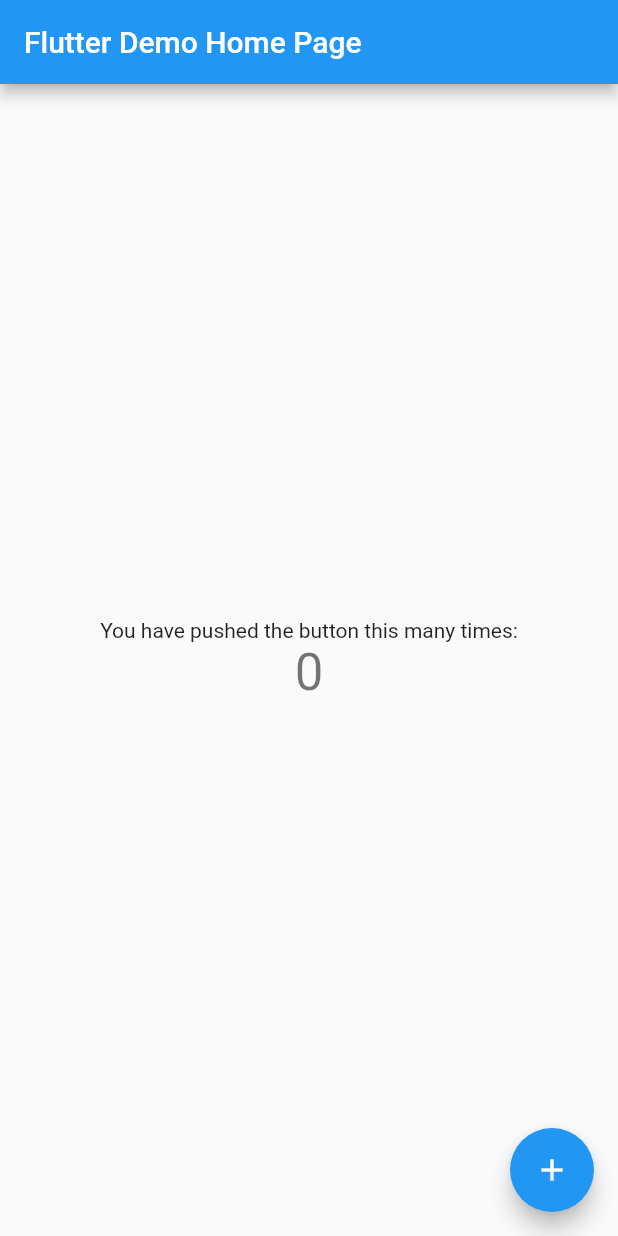
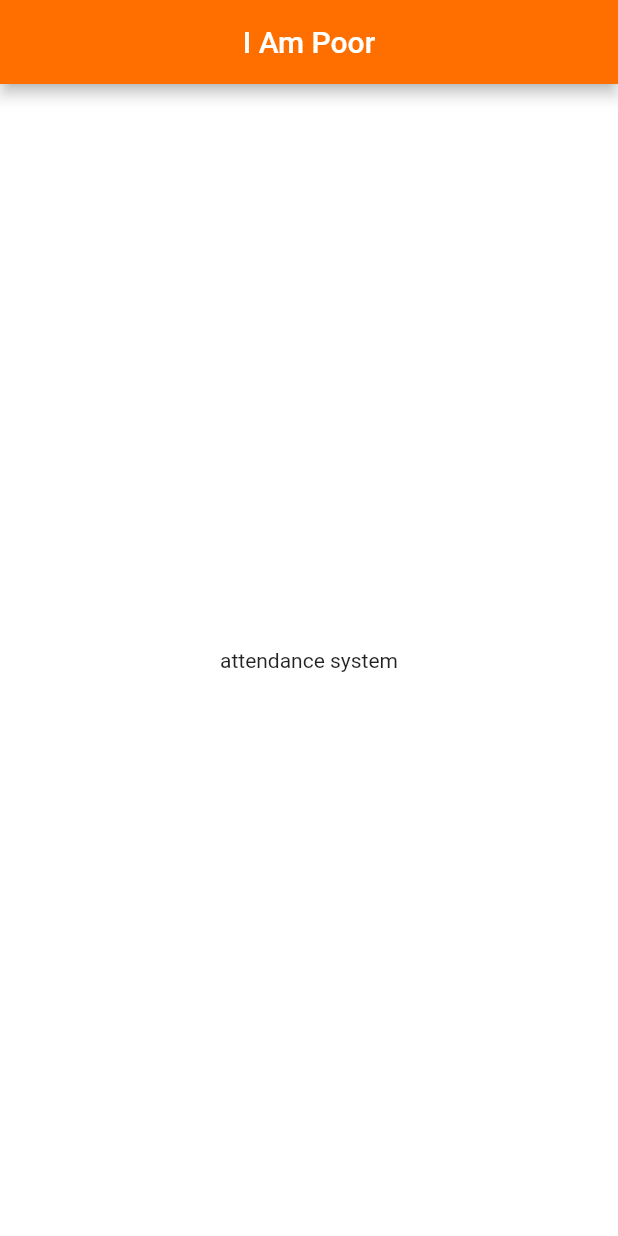
Before and after one commit to ShivangVora1206/akatsuki_attendance_system, a Flutter app: the screen it shows after launch, on a phone screen of 412 x 824 dp. Run offline on Flutter 3.47's test engine with Material 2 defaults, Android fonts, the light colour scheme and no system bars.

Commit message:
added shivang code module

```diff
--- a/akatsuki_attendance_system/lib/main.dart
+++ b/akatsuki_attendance_system/lib/main.dart
@@ -1,102 +1,18 @@
 import 'package:flutter/material.dart';
 
 void main() {
-  runApp(const MyApp());
+  runApp(MaterialApp(
+    home: Scaffold(
+      appBar: AppBar(
+        title: Center(
+            child: Text('I Am Poor')),
+        backgroundColor: Colors.amber[900],
+      ),
+      backgroundColor: Colors.white,
+      body: Center(
+          child: Text("attendance system")
+      ),
+    ),
+  ),
+  );
 }
-
-class MyApp extends StatelessWidget {
-  const MyApp({Key? key}) : super(key: key);
-
-  // This widget is the root of your application.
-  @override
-  Widget build(BuildContext context) {
-    return MaterialApp(
-      title: 'Flutter Demo',
-      theme: ThemeData(
-
-        primarySwatch: Colors.blue,
-      ),
-      home: const MyHomePage(title: 'Flutter Demo Home Page'),
-    );
-  }
-}
-//this code id from shubham
-//this code is from shivang
-//this was hemant
-class MyHomePage extends StatefulWidget {
-  const MyHomePage({Key? key, required this.title}) : super(key: key);
-
-
-
-  final String title;
-
-  @override
-  State<MyHomePage> createState() => _MyHomePageState();
-}
-
-class _MyHomePageState extends State<MyHomePage> {
-  int _counter = 0;
-
-  void _incrementCounter() {
-    setState(() {
-      // This call to setState tells the Flutter framework that something has
-      // changed in this State, which causes it to rerun the build method below
-      // so that the display can reflect the updated values. If we changed
-      // _counter without calling setState(), then the build method would not be
-      // called again, and so nothing would appear to happen.
-      _counter++;
-    });
-  }
-
-  @override
-  Widget build(BuildContext context) {
-    // This method is rerun every time setState is called, for instance as done
-    // by the _incrementCounter method above.
-    //
-    // The Flutter framework has been optimized to make rerunning build methods
-    // fast, so that you can just rebuild anything that needs updating rather
-    // than having to individually change instances of widgets.
-    return Scaffold(
-      appBar: AppBar(
-        // Here we take the value from the MyHomePage object that was created by
-        // the App.build method, and use it to set our appbar title.
-        title: Text(widget.title),
-      ),
-      body: Center(
-        // Center is a layout widget. It takes a single child and positions it
-        // in the middle of the parent.
-        child: Column(
-          // Column is also a layout widget. It takes a list of children and
-          // arranges them vertically. By default, it sizes itself to fit its
-          // children horizontally, and tries to be as tall as its parent.
-          //
-          // Invoke "debug painting" (press "p" in the console, choose the
-          // "Toggle Debug Paint" action from the Flutter Inspector in Android
-          // Studio, or the "Toggle Debug Paint" command in Visual Studio Code)
-          // to see the wireframe for each widget.
-          //
-          // Column has various properties to control how it sizes itself and
-          // how it positions its children. Here we use mainAxisAlignment to
-          // center the children vertically; the main axis here is the vertical
-          // axis because Columns are vertical (the cross axis would be
-          // horizontal).
-          mainAxisAlignment: MainAxisAlignment.center,
-          children: <Widget>[
-            const Text(
-              'You have pushed the button this many times:',
-            ),
-            Text(
-              '$_counter',
-              style: Theme.of(context).textTheme.headline4,
-            ),
-          ],
-        ),
-      ),
-      floatingActionButton: FloatingActionButton(
-        onPressed: _incrementCounter,
-        tooltip: 'Increment',
-        child: const Icon(Icons.add),
-      ), // This trailing comma makes auto-formatting nicer for build methods.
-    );
-  }
-}
```
